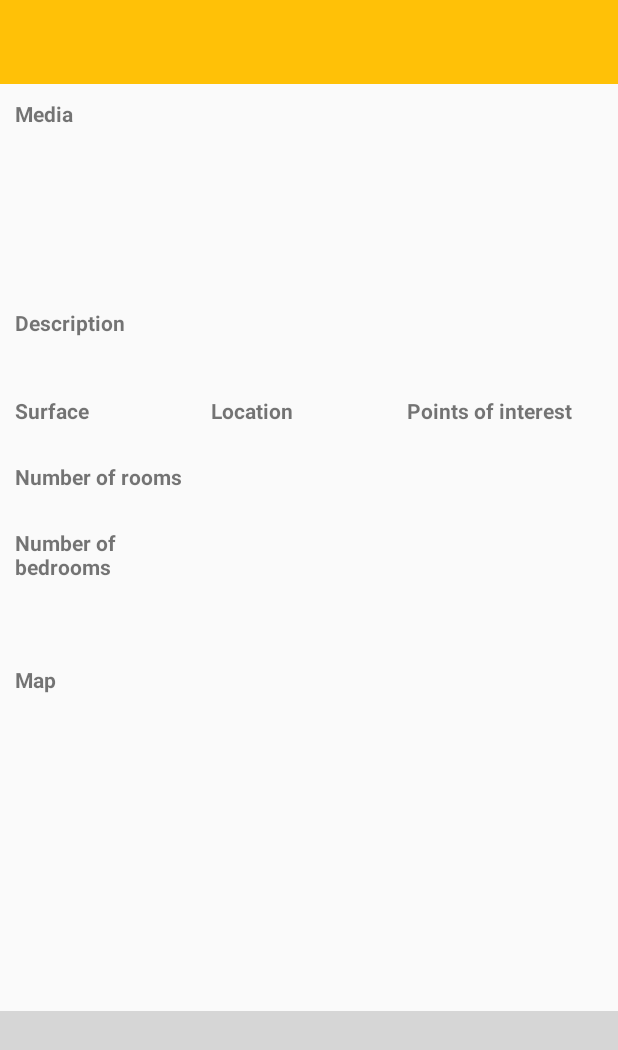
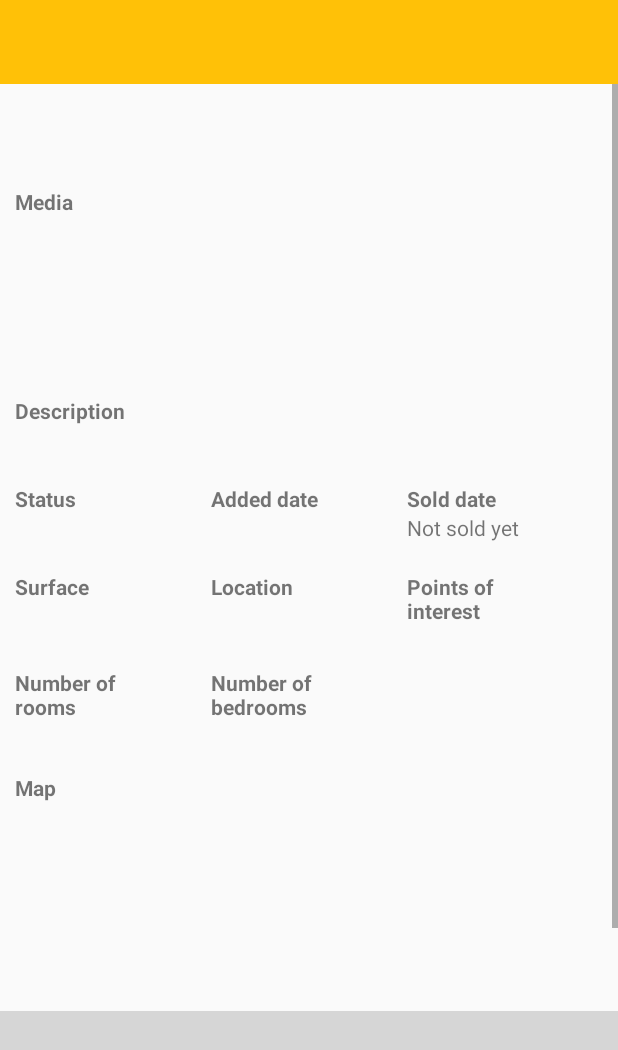
Before and after one commit to roberto-fernandes/RealEstateManager, an Android app: the layout activity_navigation.xml on its own in the app's theme, with its tools: preview values and no code run, on a phone screen of 412 x 824 dp. Shown: the top 1050 px of the screen. Run offline under Robolectric (Android 15) with nearby library versions, the phone set to English and light mode, and no system bars.

Commit message:
navigation activity more items

```diff
--- a/app/src/main/java/com/openclassrooms/realestatemanager/ui/activities/NavigationActivity.java
+++ b/app/src/main/java/com/openclassrooms/realestatemanager/ui/activities/NavigationActivity.java
@@ -59,6 +59,11 @@ public class NavigationActivity extends AppCompatActivity {
     private TextView surface;
     private TextView numOfRooms;
     private TextView numOfBedrooms;
+    private TextView type;
+    private TextView shortDescription;
+    private TextView status;
+    private TextView addedDate;
+    private TextView soldDate;
     private RecyclerView mediaRecyclerView;
     private TextView location;
     private int realEstateIndex;
@@ -210,6 +215,11 @@ public class NavigationActivity extends AppCompatActivity {
         numOfBedrooms = findViewById(R.id.navigation_activity_num_of_bedrooms);
         location = findViewById(R.id.navigation_activity_location);
         mediaRecyclerView = findViewById(R.id.activity_navigation_media_recycler_view);
+        type = findViewById(R.id.navigation_activity_type);
+        shortDescription = findViewById(R.id.navigation_activity_short_description);
+        status = findViewById(R.id.navigation_activity_status);
+        addedDate = findViewById(R.id.navigation_activity_added_date);
+        soldDate = findViewById(R.id.navigation_activity_sold_date);
     }
 
     @Override
@@ -371,7 +381,6 @@ public class NavigationActivity extends AppCompatActivity {
         recyclerView.setAdapter(verticalListAdapter);
     }
 
-
     private void displayRealEstateInformation() {
         if (listings.size() > 0) {
             RealEstate realEstate = listings.get(realEstateIndex);
@@ -381,8 +390,16 @@ public class NavigationActivity extends AppCompatActivity {
             numOfRooms.setText(String.valueOf(realEstate.getNumberOfRooms()));
             numOfBedrooms.setText(String.valueOf(realEstate.getNumbOfBedRooms()));
             location.setText(realEstate.getAddress());
+            type.setText(realEstate.getType());
             setMediaRecyclerView(realEstate);
             setMap(realEstate);
+            shortDescription.setText(realEstate.getDescription());
+            status.setText(realEstate.getStatus());
+            addedDate.setText(String.valueOf(realEstate.getDatePutInMarket()));
+            long soldDateLong =realEstate.getSaleData();
+            if (soldDateLong>0) {
+                soldDate.setText(String.valueOf(soldDateLong));
+            }
 
             noEntries.setVisibility(View.GONE);
         } else {
@@ -408,34 +425,6 @@ public class NavigationActivity extends AppCompatActivity {
         mediaRecyclerView.setAdapter(mediaDisplayAdapter);
     }
 
-    private void generateFakeList() {
-        for (int i = 0; i < 51; i++) {
-            RealEstate realEstate = new RealEstate();
-            realEstate.setDescription("House near the river From DB");
-            realEstate.setType("Flat");
-            List<String> photos = new ArrayList<>();
-            photos.add("https://pmcvariety.files.wordpress.com/2018/07/" +
-                    "bradybunchhouse_sc11.jpg?w=1000&h=563&crop=1");
-            realEstate.setPhotos(photos);
-            realEstate.setAddress("some address");
-            realEstate.setAgentID("21");
-            realEstate.setDatePutInMarket(2311456L);
-            realEstate.setNumberOfRooms(5);
-            List<String> pointsOfInterest = new ArrayList<>();
-            pointsOfInterest.add("1 point of interest");
-            pointsOfInterest.add("2 point of interest");
-            realEstate.setPointsOfInterest(pointsOfInterest);
-            realEstate.setDatePutInMarket(321456L);
-            realEstate.setLongDescription(i + " Lorem ipsum dolor sit amet, consectetur adipiscing elit," +
-                    " sed do eiusmod tempor incididunt ut labore et dolore magna aliqua. Ut enim ad minim " +
-                    "veniam, quis nostrud exercitation ullamco laboris nisi ut aliquip ex ea commodo consequat." +
-                    " Duis aute irure dolor in reprehenderit in voluptate velit esse cillum dolore eu fugiat nulla" +
-                    " pariatur. Excepteur sint occaecat " +
-                    "cupidatat non proident, sunt in culpa qui officia deserunt mollit anim id est laborum.");
-            repository.insertListing(realEstate);
-        }
-    }
-
     @Override
     public void onStart() {
         super.onStart();
--- a/app/src/main/res/layout/activity_navigation.xml
+++ b/app/src/main/res/layout/activity_navigation.xml
@@ -38,6 +38,25 @@
                     android:orientation="vertical">
 
                     <TextView
+                        android:id="@+id/navigation_activity_type"
+                        android:layout_width="wrap_content"
+                        android:layout_height="wrap_content"
+                        android:textStyle="bold" />
+
+                    <TextView
+                        android:id="@+id/navigation_activity_short_description"
+                        android:layout_width="match_parent"
+                        android:layout_height="wrap_content" />
+
+                </LinearLayout>
+
+                <LinearLayout
+                    android:layout_width="match_parent"
+                    android:layout_height="wrap_content"
+                    android:layout_margin="@dimen/navigation_activity_scroll_items_margin"
+                    android:orientation="vertical">
+
+                    <TextView
                         android:layout_width="wrap_content"
                         android:layout_height="wrap_content"
                         android:text="@string/media"
@@ -53,7 +72,6 @@
                     </android.support.v7.widget.RecyclerView>
 
                 </LinearLayout>
-
 
                 <LinearLayout
                     android:layout_width="match_parent"
@@ -75,9 +93,140 @@
                 </LinearLayout>
 
                 <LinearLayout
+                    android:layout_margin="@dimen/navigation_activity_scroll_items_margin"
+                    android:layout_width="match_parent"
+                    android:layout_height="wrap_content">
+
+                    <LinearLayout
+                        android:layout_width="0dp"
+                        android:layout_height="wrap_content"
+                        android:layout_weight="1"
+                        android:orientation="vertical">
+
+                        <TextView
+                            android:layout_width="wrap_content"
+                            android:layout_height="wrap_content"
+                            android:text="Status"
+                            android:textStyle="bold" />
+
+                        <TextView
+                            android:id="@+id/navigation_activity_status"
+                            android:layout_width="match_parent"
+                            android:layout_height="wrap_content" />
+
+                    </LinearLayout>
+
+                    <LinearLayout
+                        android:layout_width="0dp"
+                        android:layout_height="wrap_content"
+                        android:layout_weight="1"
+                        android:orientation="vertical">
+
+                        <TextView
+                            android:layout_width="wrap_content"
+                            android:layout_height="wrap_content"
+                            android:text="Added date"
+                            android:textStyle="bold" />
+
+                        <TextView
+                            android:id="@+id/navigation_activity_added_date"
+                            android:layout_width="match_parent"
+                            android:layout_height="wrap_content"
+                            android:layout_gravity="center_horizontal" />
+
+                    </LinearLayout>
+
+                    <LinearLayout
+                        android:id="@+id/navigation_activity_sold_date_container"
+                        android:layout_width="0dp"
+                        android:layout_height="wrap_content"
+                        android:layout_weight="1"
+                        android:orientation="vertical">
+
+                        <TextView
+                            android:layout_width="wrap_content"
+                            android:layout_height="wrap_content"
+                            android:text="Sold date"
+                            android:textStyle="bold" />
+
+                        <TextView
+                            android:id="@+id/navigation_activity_sold_date"
+                            android:layout_width="match_parent"
+                            android:layout_height="wrap_content"
+                            android:layout_gravity="center_horizontal"
+                            android:text="Not sold yet" />
+
+                    </LinearLayout>
+
+                </LinearLayout>
+
+                <LinearLayout
                     android:layout_width="match_parent"
                     android:layout_height="wrap_content"
-                    android:orientation="horizontal"
+                    android:layout_margin="@dimen/navigation_activity_scroll_items_margin"
+                    android:orientation="horizontal">
+
+                    <LinearLayout
+                        android:layout_width="0dp"
+                        android:layout_height="wrap_content"
+                        android:layout_weight="1"
+                        android:orientation="vertical">
+
+                        <TextView
+                            android:layout_width="wrap_content"
+                            android:layout_height="wrap_content"
+                            android:text="@string/surface"
+                            android:textStyle="bold" />
+
+                        <TextView
+                            android:id="@+id/navigation_activity_surface"
+                            android:layout_width="wrap_content"
+                            android:layout_height="wrap_content"
+                            android:layout_marginBottom="@dimen/navigation_activity_topics_margin" />
+
+                    </LinearLayout>
+
+                    <LinearLayout
+                        android:layout_width="0dp"
+                        android:layout_height="wrap_content"
+                        android:layout_weight="1"
+                        android:orientation="vertical">
+
+                        <TextView
+                            android:layout_width="wrap_content"
+                            android:layout_height="wrap_content"
+                            android:text="Location"
+                            android:textStyle="bold" />
+
+                        <TextView
+                            android:id="@+id/navigation_activity_location"
+                            android:layout_width="wrap_content"
+                            android:layout_height="wrap_content" />
+                    </LinearLayout>
+
+                    <LinearLayout
+                        android:layout_width="0dp"
+                        android:layout_height="wrap_content"
+                        android:layout_weight="1"
+                        android:orientation="vertical">
+
+                        <TextView
+                            android:layout_width="wrap_content"
+                            android:layout_height="wrap_content"
+                            android:text="@string/points_of_interest"
+                            android:textStyle="bold" />
+
+                        <android.support.v7.widget.RecyclerView
+                            android:id="@+id/points_of_interest_recycler_view"
+                            android:layout_width="match_parent"
+                            android:layout_height="wrap_content" />
+
+                    </LinearLayout>
+                </LinearLayout>
+
+                <LinearLayout
+                    android:layout_width="match_parent"
+                    android:layout_height="wrap_content"
                     android:layout_margin="@dimen/navigation_activity_scroll_items_margin">
 
                     <LinearLayout
@@ -89,82 +238,51 @@
                         <TextView
                             android:layout_width="wrap_content"
                             android:layout_height="wrap_content"
-                            android:text="@string/surface"
-                            android:textStyle="bold"/>
-                        <TextView
-                            android:id="@+id/navigation_activity_surface"
-                            android:layout_width="wrap_content"
-                            android:layout_height="wrap_content"
-                            android:layout_marginBottom="@dimen/navigation_activity_topics_margin"/>
+                            android:text="@string/number_of_rooms"
+                            android:textStyle="bold" />
 
-                        <TextView
-                            android:layout_width="wrap_content"
-                            android:layout_height="wrap_content"
-                            android:text="@string/number_of_rooms"
-                            android:textStyle="bold"/>
                         <TextView
                             android:id="@+id/navigation_activity_num_of_rooms"
                             android:layout_width="wrap_content"
                             android:layout_height="wrap_content"
-                            android:layout_marginBottom="@dimen/navigation_activity_topics_margin"/>
-                        <TextView
-                            android:layout_width="wrap_content"
-                            android:layout_height="wrap_content"
-                            android:text="@string/number_of_bedrooms"
-                            android:textStyle="bold"/>
-                        <TextView
-                            android:id="@+id/navigation_activity_num_of_bedrooms"
-                            android:layout_width="wrap_content"
-                            android:layout_height="wrap_content"
-                            android:layout_marginBottom="@dimen/navigation_activity_topics_margin"/>
+                            android:layout_marginBottom="@dimen/navigation_activity_topics_margin" />
                     </LinearLayout>
+
                     <LinearLayout
                         android:layout_width="0dp"
                         android:layout_height="wrap_content"
-                        android:layout_weight="1"
+                        android:layout_weight="2"
                         android:orientation="vertical">
 
                         <TextView
                             android:layout_width="wrap_content"
                             android:layout_height="wrap_content"
-                            android:text="Location"
-                            android:textStyle="bold"/>
+                            android:text="@string/number_of_bedrooms"
+                            android:textStyle="bold" />
+
                         <TextView
-                            android:id="@+id/navigation_activity_location"
-                            android:layout_width="wrap_content"
-                            android:layout_height="wrap_content" />
-                    </LinearLayout>
-                    <LinearLayout
-                        android:layout_width="0dp"
-                        android:layout_height="wrap_content"
-                        android:layout_weight="1"
-                        android:orientation="vertical">
-                        <TextView
+                            android:id="@+id/navigation_activity_num_of_bedrooms"
                             android:layout_width="wrap_content"
                             android:layout_height="wrap_content"
-                            android:text="@string/points_of_interest"
-                            android:textStyle="bold"/>
+                            android:layout_marginBottom="@dimen/navigation_activity_topics_margin" />
+                    </LinearLayout>
 
-                        <android.support.v7.widget.RecyclerView
-                            android:id="@+id/points_of_interest_recycler_view"
-                            android:layout_width="match_parent"
-                            android:layout_height="150dp" />
+                </LinearLayout>
 
-                    </LinearLayout>
-                </LinearLayout>
                 <TextView
                     android:layout_width="wrap_content"
                     android:layout_height="wrap_content"
+                    android:layout_marginStart="10dp"
                     android:text="@string/map"
-                    android:textStyle="bold"
-                    android:layout_marginStart="10dp"/>
+                    android:textStyle="bold" />
+
                 <ImageView
                     android:id="@+id/map"
+                    android:layout_width="match_parent"
+                    android:layout_height="200dp"
                     android:layout_gravity="top"
                     android:layout_marginStart="10dp"
-                    android:layout_marginEnd="10dp"
-                    android:layout_width="match_parent"
-                    android:layout_height="200dp" />
+                    android:layout_marginEnd="10dp" />
             </LinearLayout>
         </ScrollView>
 
@@ -184,11 +302,11 @@
             android:layout_width="match_parent"
             android:layout_height="match_parent"
             android:layout_below="@+id/navigation_activity_toolbar"
+            android:background="@color/white"
+            android:gravity="center"
             android:text="@string/no_entries"
-            android:gravity="center"
             android:textSize="40sp"
-            android:visibility="gone"
-            android:background="@color/white"/>
+            android:visibility="gone" />
     </RelativeLayout>
 
     <android.support.design.widget.NavigationView
--- a/app/src/main/res/layout/listining_item.xml
+++ b/app/src/main/res/layout/listining_item.xml
@@ -44,6 +44,7 @@
                     android:layout_marginStart="20dp"
                     android:layout_width="wrap_content"
                     android:layout_height="wrap_content"
+                    android:maxLength="90"
                     android:text="Title" />
 
                 <TextView
--- a/app/src/main/res/values/strings.xml
+++ b/app/src/main/res/values/strings.xml
@@ -20,15 +20,15 @@
     <string name="images">Images</string>
     <string name="media">Media</string>
     <string name="surface">Surface</string>
-    <string name="number_of_rooms">Number of rooms</string>
-    <string name="number_of_bedrooms">Number of bedrooms</string>
+    <string name="number_of_rooms">Number of\nrooms</string>
+    <string name="number_of_bedrooms">Number of\nbedrooms</string>
     <string name="filtered_list">Filtered list</string>
     <string name="location">Location</string>
     <string name="short_description">Short description</string>
     <string name="long_description">Long Description</string>
     <string name="type">Type</string>
     <string name="submit">Submit</string>
-    <string name="points_of_interest">Points of interest</string>
+    <string name="points_of_interest">Points of\ninterest</string>
     <string name="address">Address</string>
     <string name="map">Map</string>
     <string name="amount">Amount</string>
```
